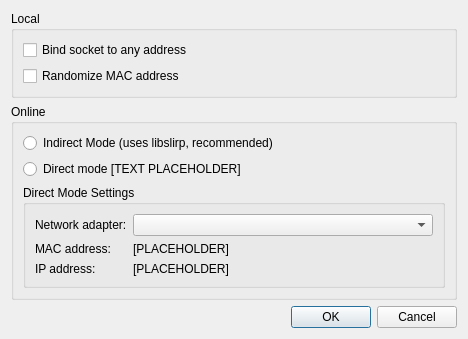
Above: src/frontend/qt_sdl/WifiSettingsDialog.ui from melonDS-emu/melonDS before the change. Below: the same form after it.
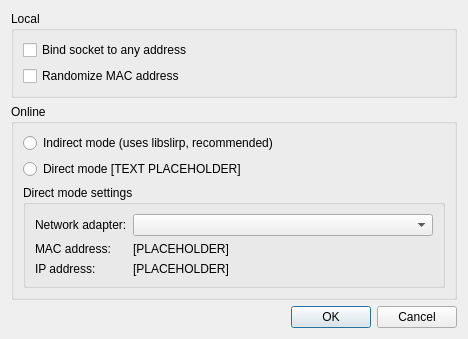
That is the form after the change.

Commit message: Improve consistency of labels in the UI

```diff
--- a/src/frontend/qt_sdl/WifiSettingsDialog.ui
+++ b/src/frontend/qt_sdl/WifiSettingsDialog.ui
@@ -61,7 +61,7 @@
       <item row="3" column="0" rowspan="3" colspan="2">
        <widget class="QGroupBox" name="groupBox_3">
         <property name="title">
-         <string>Direct Mode Settings</string>
+         <string>Direct mode settings</string>
         </property>
         <layout class="QGridLayout" name="gridLayout_3">
          <item row="0" column="0">
@@ -127,7 +127,7 @@
          <string>&lt;html&gt;&lt;head/&gt;&lt;body&gt;&lt;p&gt;Indirect mode uses libslirp. It requires no extra setup and is easy to use.&lt;/p&gt;&lt;/body&gt;&lt;/html&gt;</string>
         </property>
         <property name="text">
-         <string>Indirect Mode (uses libslirp, recommended)</string>
+         <string>Indirect mode (uses libslirp, recommended)</string>
         </property>
        </widget>
       </item>
```
Left out of the diff: 2 changed lines with no effect on the pictures. The commit also changes 6 other files.
